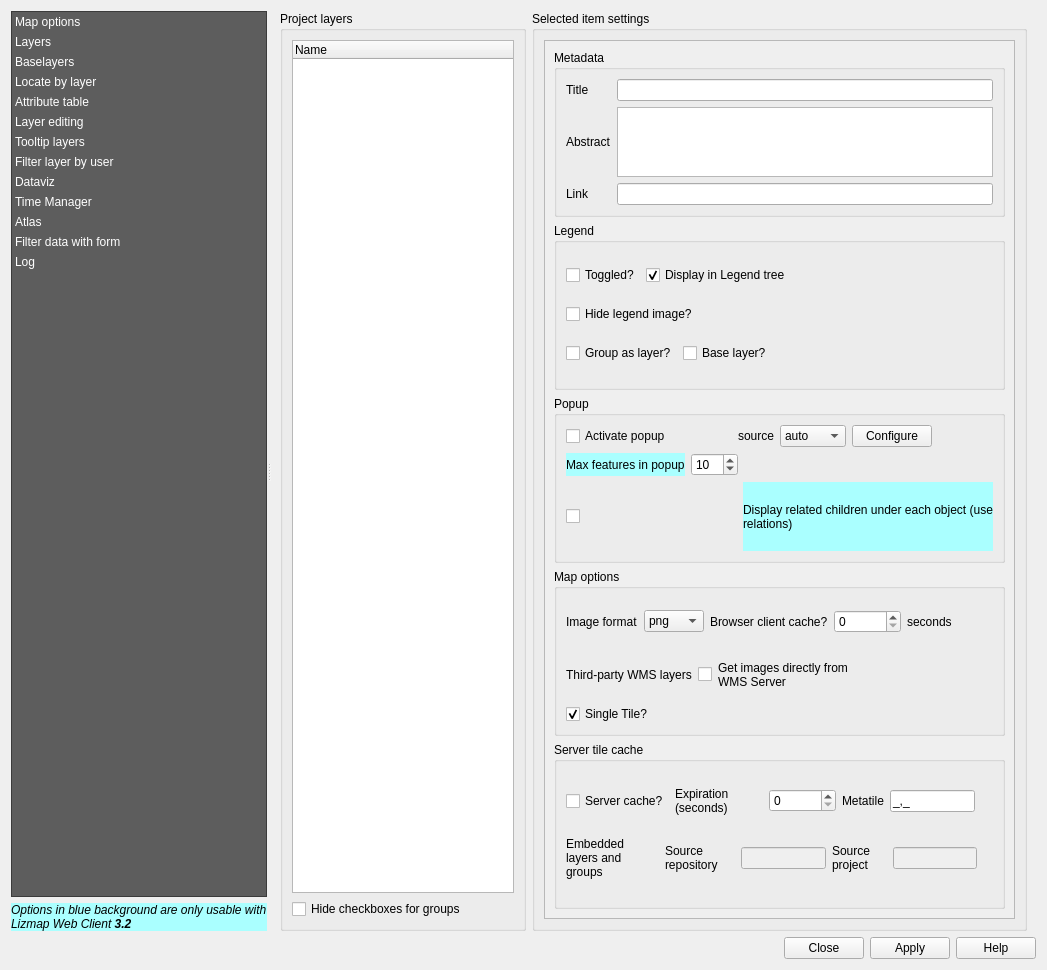
Before: the Qt Designer form ui_lizmap.ui in 3liz/lizmap-plugin, drawn with Qt 5.
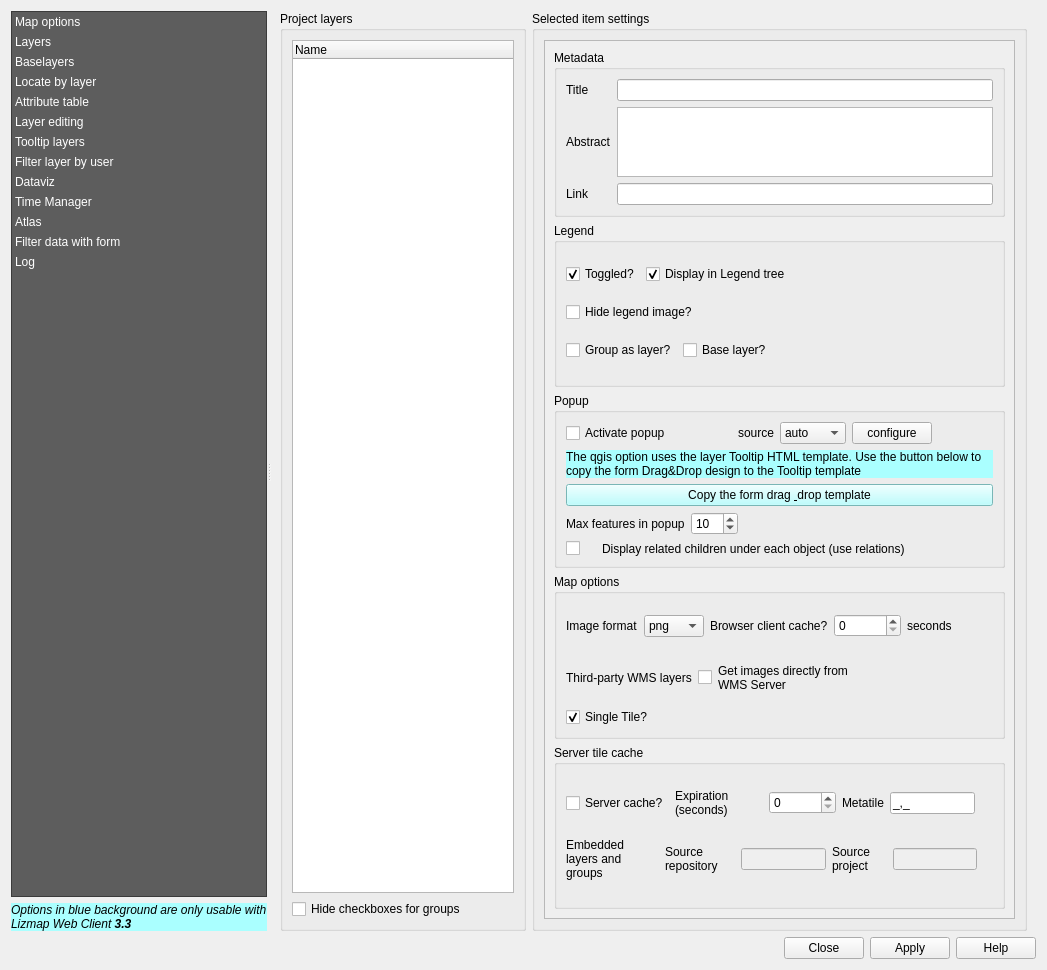
After: the same form once the commit is applied. The open tabs and pages were chosen to show the change. Icons and pictures are not drawn. Custom widgets are drawn as their Qt base class.

Commit message: [Feature] Create HTML tooltip from form drag&drop designer

What changed in the file:
```diff
--- a/ui_lizmap.ui
+++ b/ui_lizmap.ui
@@ -248,7 +248,7 @@
           <string notr="true">background-color:rgb(170, 255, 255);</string>
          </property>
          <property name="text">
-          <string>&lt;html&gt;&lt;head/&gt;&lt;body&gt;&lt;p&gt;Options in blue background are only usable with Lizmap Web Client &lt;span style=&quot; font-weight:600;&quot;&gt;3.2&lt;/span&gt;&lt;/p&gt;&lt;/body&gt;&lt;/html&gt;</string>
+          <string>&lt;html&gt;&lt;head/&gt;&lt;body&gt;&lt;p&gt;Options in blue background are only usable with Lizmap Web Client &lt;span style=&quot; font-weight:600;&quot;&gt;3.3&lt;/span&gt;&lt;/p&gt;&lt;/body&gt;&lt;/html&gt;</string>
          </property>
          <property name="wordWrap">
           <bool>true</bool>
@@ -891,8 +891,8 @@
                <rect>
                 <x>0</x>
                 <y>0</y>
-                <width>443</width>
-                <height>143</height>
+                <width>769</width>
+                <height>921</height>
                </rect>
               </property>
               <layout class="QHBoxLayout" name="horizontalLayout_28">
@@ -970,8 +970,8 @@
                       <rect>
                        <x>0</x>
                        <y>0</y>
-                       <width>466</width>
-                       <height>786</height>
+                       <width>481</width>
+                       <height>875</height>
                       </rect>
                      </property>
                      <layout class="QVBoxLayout" name="verticalLayout_9">
@@ -1050,6 +1050,9 @@
                              <property name="text">
                               <string>Toggled?</string>
                              </property>
+                             <property name="checked">
+                              <bool>true</bool>
+                             </property>
                             </widget>
                            </item>
                            <item>
@@ -1181,7 +1184,7 @@
                            <item>
                             <widget class="QPushButton" name="btConfigurePopup">
                              <property name="text">
-                              <string>Configure</string>
+                              <string>configure</string>
                              </property>
                             </widget>
                            </item>
@@ -1200,13 +1203,37 @@
                            </item>
                           </layout>
                          </item>
+                         <item>
+                          <widget class="QLabel" name="label_108">
+                           <property name="styleSheet">
+                            <string notr="true">background-color:rgb(170, 255, 255);</string>
+                           </property>
+                           <property name="text">
+                            <string>The qgis option uses the layer Tooltip HTML template. Use the button below to copy the form Drag&amp;Drop design to the Tooltip template</string>
+                           </property>
+                           <property name="wordWrap">
+                            <bool>true</bool>
+                           </property>
+                          </widget>
+                         </item>
+                         <item>
+                          <layout class="QHBoxLayout" name="horizontalLayout_39">
+                           <item>
+                            <widget class="QPushButton" name="btQgisPopupFromForm">
+                             <property name="styleSheet">
+                              <string notr="true">background-color:rgb(170, 255, 255);</string>
+                             </property>
+                             <property name="text">
+                              <string>Copy the form drag &amp; drop template</string>
+                             </property>
+                            </widget>
+                           </item>
+                          </layout>
+                         </item>
                          <item>
                           <layout class="QHBoxLayout" name="horizontalLayout_37">
                            <item>
                             <widget class="QLabel" name="label_81">
-                             <property name="styleSheet">
-                              <string notr="true">background-color:rgb(170, 255, 255);</string>
-                             </property>
                              <property name="text">
                               <string>Max features in popup</string>
                              </property>
@@ -1244,6 +1271,12 @@
                           <layout class="QHBoxLayout" name="horizontalLayout_36">
                            <item>
                             <widget class="QCheckBox" name="cbPopupDisplayChildren">
+                             <property name="maximumSize">
+                              <size>
+                               <width>30</width>
+                               <height>16777215</height>
+                              </size>
+                             </property>
                              <property name="toolTip">
                               <string>When checked, Lizmap will show children data under each parent popup. You should activate popup for parent and child layers.</string>
                              </property>
@@ -1257,9 +1290,6 @@
                            </item>
                            <item>
                             <widget class="QLabel" name="label">
-                             <property name="styleSheet">
-                              <string notr="true">background-color:rgb(170, 255, 255);</string>
-                             </property>
                              <property name="text">
                               <string>Display related children under each object (use relations)</string>
                              </property>
```
Left out of the diff: 45 changed lines with no effect on the pictures. The commit also changes 1 other file.
